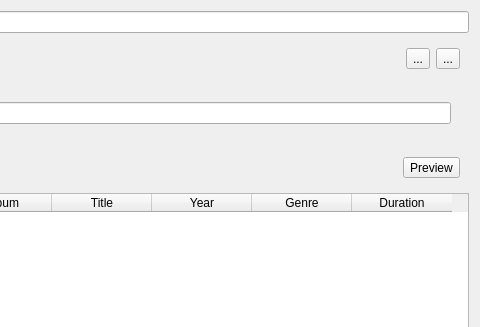
MIKObscura/quching, file quching/gui/dyn_playlist.ui: the form before one commit; both pictures show x 160 to 640 and y 0 to 327 of the 640 by 480 pixel window.
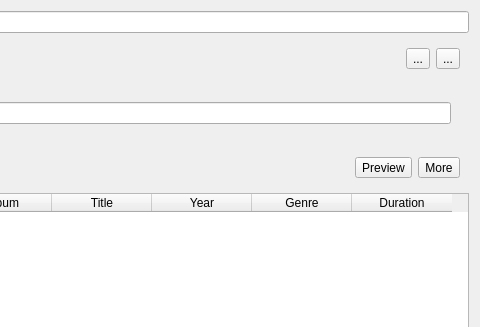
The form after the commit. Icons and pictures are not drawn.

Commit message: added button to preview more tracks in dyn playlist

Diff of the .ui file:
```diff
--- a/quching/gui/dyn_playlist.ui
+++ b/quching/gui/dyn_playlist.ui
@@ -146,6 +146,13 @@
         </property>
        </widget>
       </item>
+      <item>
+       <widget class="QToolButton" name="increase_preview_size_button">
+        <property name="text">
+         <string>More</string>
+        </property>
+       </widget>
+      </item>
      </layout>
     </widget>
    </item>
```
The commit also changes 3 other files.
